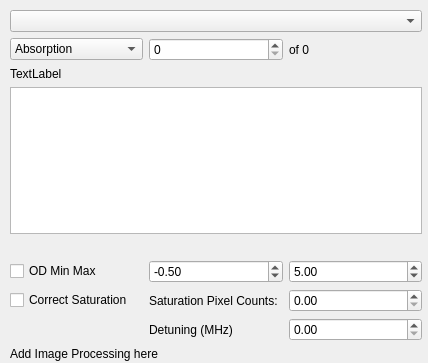
Before: the Qt Designer form ui/ImageBrowser.ui in shreyaspotnis/ipbec, drawn with Qt 5.
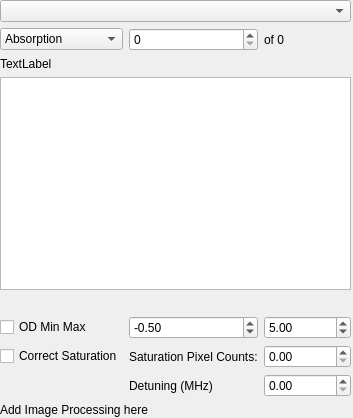
After: the same form once the commit is applied.

```diff
--- a/ui/ImageBrowser.ui
+++ b/ui/ImageBrowser.ui
@@ -7,8 +7,8 @@
    <rect>
     <x>0</x>
     <y>0</y>
-    <width>428</width>
-    <height>363</height>
+    <width>353</width>
+    <height>418</height>
    </rect>
   </property>
   <property name="windowTitle">
@@ -17,10 +17,10 @@
   <widget class="QWidget" name="gridLayoutWidget">
    <property name="geometry">
     <rect>
-     <x>10</x>
-     <y>10</y>
-     <width>412</width>
-     <height>351</height>
+     <x>0</x>
+     <y>0</y>
+     <width>351</width>
+     <height>417</height>
     </rect>
    </property>
    <layout class="QGridLayout" name="gridLayout">
```
